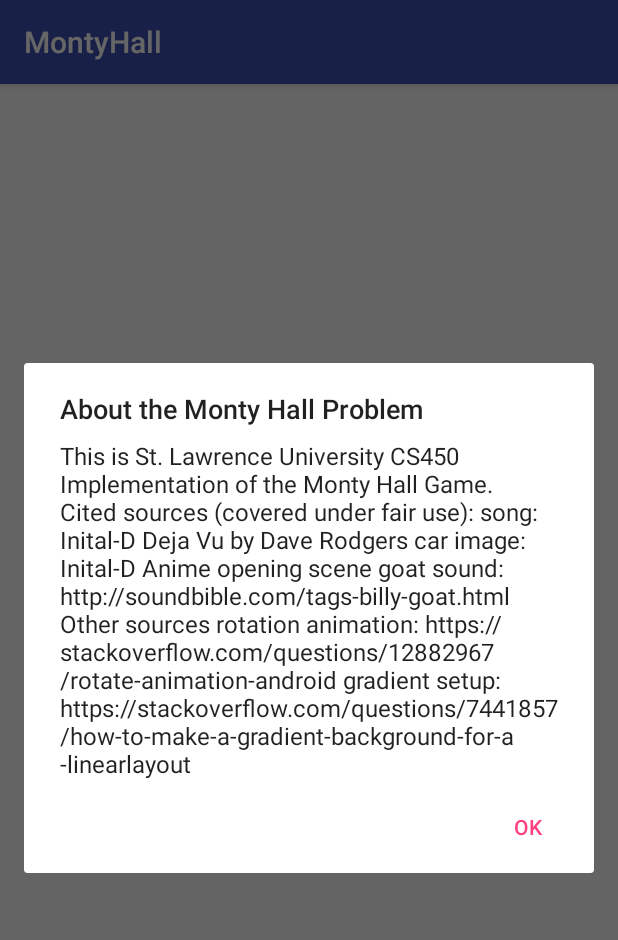
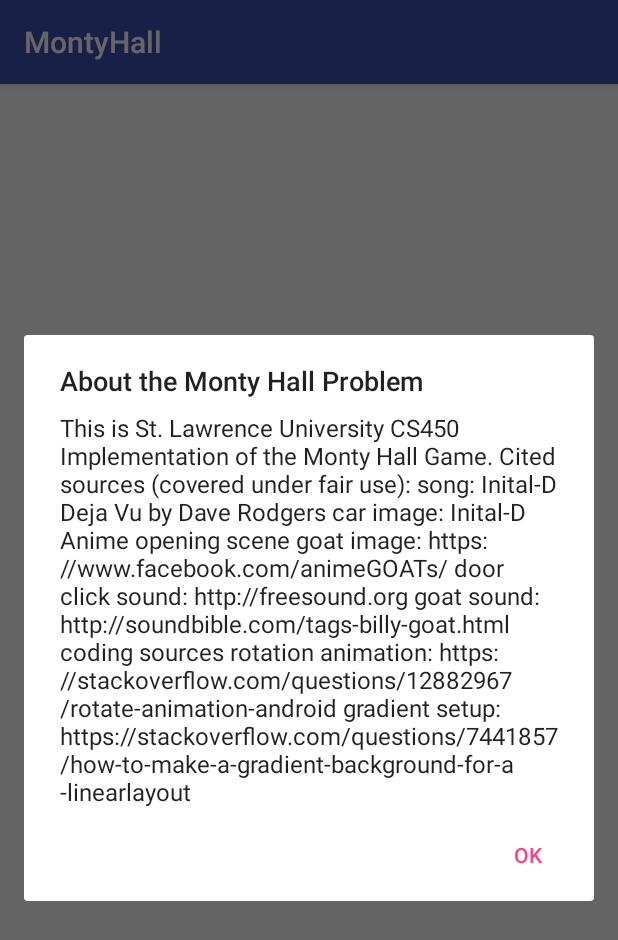
Before and after one commit to SamWiseLouis/CS450FALL18_HW2_MontyHall, an Android app: the screen it shows after launch (MainActivity), after a tap on "ABOUT", on a phone screen of 412 x 824 dp. Shown: the top 940 px of the screen. Run offline under Robolectric (Android 15) with nearby library versions, the phone set to English and light mode, and no system bars.

Commit message:
updated citations

```diff
--- a/app/src/main/res/values/strings.xml
+++ b/app/src/main/res/values/strings.xml
@@ -13,8 +13,10 @@
         Cited sources (covered under fair use):
         song: Inital-D Deja Vu by Dave Rodgers
         car image: Inital-D Anime opening scene
+        goat image: https://www.facebook.com/animeGOATs/
+        door click sound: http://freesound.org
         goat sound: http://soundbible.com/tags-billy-goat.html
-        Other sources
+        coding sources
         rotation animation: https://stackoverflow.com/questions/12882967/rotate-animation-android
         gradient setup: https://stackoverflow.com/questions/7441857/how-to-make-a-gradient-background-for-a-linearlayout
     </string>
```
